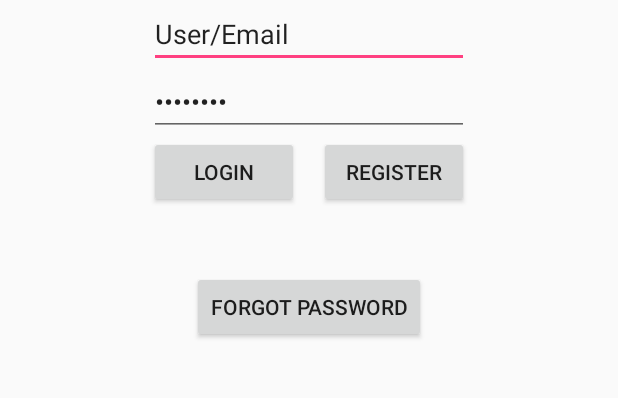
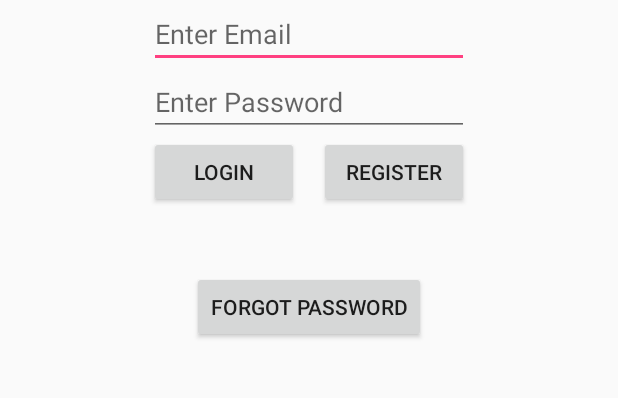
Before and after one commit to chills510/Whats_Good, an Android app: the screen it shows after launch (start_up), after a tap on "LOGIN", on a phone screen of 412 x 824 dp, the part 584-982 px from its top. Run offline under Robolectric (Android 15) with nearby library versions, the phone set to English and light mode, and no system bars.

Commit message:
Database is working
Logging in actually checks the database if you're in it or not and checks your password as well

Changed App Logo to the actual Logo

Fixed the EditText boxes on start_up to where the text "Enter Email" goes away when you press on it and etc

```diff
--- a/app/src/main/AndroidManifest.xml
+++ b/app/src/main/AndroidManifest.xml
@@ -4,7 +4,7 @@
 
     <application
         android:allowBackup="true"
-        android:icon="@mipmap/ic_launcher"
+        android:icon="@mipmap/ic_dropdown"
         android:label="@string/app_name"
         android:supportsRtl="true"
         android:theme="@style/AppTheme">
@@ -42,6 +42,10 @@
             android:name=".serviceInfo"
             android:label="@string/title_activity_service_info"
             android:theme="@style/AppTheme.NoActionBar" />
+        <activity
+            android:name=".homepage"
+            android:label="@string/title_activity_homepage"
+            android:theme="@style/AppTheme"></activity>
     </application>
 
 </manifest>
--- a/app/src/main/java/com/example/dtruong510/whatsgood/UserDBHandler.java
+++ b/app/src/main/java/com/example/dtruong510/whatsgood/UserDBHandler.java
@@ -17,7 +17,7 @@ public class UserDBHandler extends SQLiteOpenHelper{
     private static final int DATABASE_VERSION = 1;
 
     //DATABASE NAME
-    private static final String DATABASE_NAME = "UserDB";
+    public static final String DATABASE_NAME = "UserDB.db";
 
     public UserDBHandler(Context context)
     {
@@ -28,8 +28,9 @@ public class UserDBHandler extends SQLiteOpenHelper{
     @Override
     public void onCreate(SQLiteDatabase db)
     {
+
         String CREATE_UserDB_TABLE = "CREATE TABLE " + User.TABLE + "("
-                + User.COLUMN_ID + " INTEGER PRIMARY KEY AUTOINCREMENT ,"
+                + User.COLUMN_ID + " INTEGER PRIMARY KEY AUTOINCREMENT NOT NULL, "
                 + User.COLUMN_EMAIL + " TEXT, "
                 + User.COLUMN_PASSWORD + " TEXT)";
 
--- a/app/src/main/java/com/example/dtruong510/whatsgood/start_up.java
+++ b/app/src/main/java/com/example/dtruong510/whatsgood/start_up.java
@@ -2,6 +2,7 @@ package com.example.dtruong510.whatsgood;
 
 import android.content.Context;
 import android.content.Intent;
+import android.database.sqlite.SQLiteDatabase;
 import android.os.Bundle;
 import android.support.v7.app.AppCompatActivity;
 import android.view.View;
@@ -21,31 +22,31 @@ public class start_up extends AppCompatActivity {
         super.onCreate(savedInstanceState);
         setContentView(R.layout.activity_start_up);
 
+        SQLiteDatabase db = openOrCreateDatabase(UserDBHandler.DATABASE_NAME, MODE_PRIVATE, null);
+
         final UserRepo repo = new UserRepo(this);
-        final User user = new User();
 
         lButton = (Button) findViewById(R.id.loginButton);
-        lButton.setOnClickListener(new View.OnClickListener() {
+        lButton.setOnClickListener(new View.OnClickListener()
+        {
             @Override
-            public void onClick(View v) {
+            public void onClick(View v)
+            {
                 emailET = (EditText) findViewById(R.id.enterEmail);
                 email = emailET.getText().toString();
 
                 passwordET = (EditText) findViewById(R.id.enterPass);
                 password = passwordET.getText().toString();
 
-              //  repo.checkIfExists(email);
-
-              //  if (password.equals(repo.checkIfExists(password))) {
-                 //   Toast.makeText(start_up.this, "Successfully Logged In!", Toast.LENGTH_SHORT).show();
+                if(repo.checkEmailExists(email) && password.equals(repo.checkPassword(email)))
+                {
+                    Toast.makeText(start_up.this, "Successfully Logged In", Toast.LENGTH_SHORT).show();
                     startActivity(new Intent(start_up.this, homepage.class));
                 }
-              //  else
-                 //   Toast.makeText(start_up.this, "Email Not Found", Toast.LENGTH_SHORT).show();
-            //}
+                else
+                    Toast.makeText(start_up.this, "Wrong Email or Password", Toast.LENGTH_SHORT).show();
+            }
         });
-
-
 
         rButton = (Button) findViewById(R.id.registerButton);
         rButton.setOnClickListener(new View.OnClickListener()
--- a/app/src/main/res/layout/content_start_up.xml
+++ b/app/src/main/res/layout/content_start_up.xml
@@ -18,7 +18,7 @@
         android:inputType="textEmailAddress"
         android:ems="10"
         android:id="@+id/enterEmail"
-        android:text="User/Email"
+        android:hint="Enter Email"
         android:layout_centerVertical="true"
         android:layout_centerHorizontal="true" />
 
@@ -42,7 +42,7 @@
         android:layout_below="@+id/enterEmail"
         android:layout_alignLeft="@+id/enterEmail"
         android:layout_alignStart="@+id/enterEmail"
-        android:text="Password" />
+        android:hint="Enter Password" />
 
     <Button
         android:layout_width="100dp"
--- a/app/src/main/res/values/styles.xml
+++ b/app/src/main/res/values/styles.xml
@@ -8,6 +8,9 @@
         <item name="colorAccent">@color/colorAccent</item>
     </style>
 
+    <style name="AppTheme.AppBarOverlay" parent="ThemeOverlay.AppCompat.Dark.ActionBar" />
+
+    <style name="AppTheme.PopupOverlay" parent="ThemeOverlay.AppCompat.Light" />
 
 
 </resources>
```
Also changed, not shown: app/src/main/java/com/example/dtruong510/whatsgood/UserRepo.java (+23 -20 lines), 1 other file.
